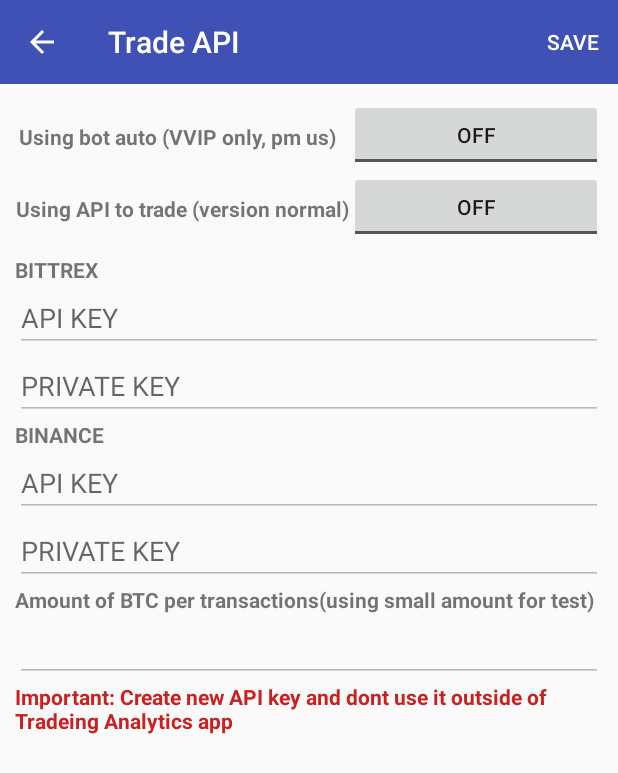
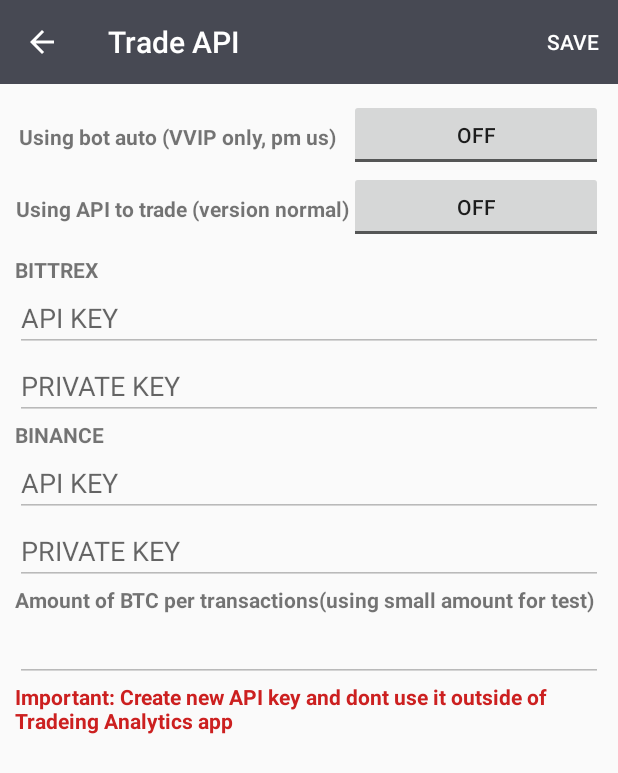
Before and after one commit to thanhvt/TraderPro, an Android app: the screen it shows after launch (TradeApiActivity), in the options menu, after a tap on "Trade API", on a phone screen of 412 x 824 dp. Shown: the top 773 px of the screen. Run offline under Robolectric (Android 15) with nearby library versions, the phone set to English and light mode, and no system bars; our stand-ins replace Picasso; libraries missing offline, so code that uses them is left out: com.binance.api; pictures from the network do not load.

Commit message:
Update UI

```diff
--- a/app/src/main/java/com/traderpro/thanhvt/LogNotification.java
+++ b/app/src/main/java/com/traderpro/thanhvt/LogNotification.java
@@ -13,6 +13,10 @@ import android.provider.Settings;
 import android.support.v4.app.Fragment;
 import android.support.v4.widget.SwipeRefreshLayout;
 import android.telephony.TelephonyManager;
+import android.text.Html;
+import android.text.Spannable;
+import android.text.method.LinkMovementMethod;
+import android.text.style.URLSpan;
 import android.util.Log;
 import android.view.LayoutInflater;
 import android.view.Menu;
@@ -25,6 +29,7 @@ import android.widget.CheckBox;
 import android.widget.CompoundButton;
 import android.widget.EditText;
 import android.widget.ListView;
+import android.widget.TextView;
 
 import org.json.JSONArray;
 
@@ -66,6 +71,7 @@ public class LogNotification extends Fragment {
     CheckBox cbBinance, cbBittrex;
     Button btnTrc, btnSau;
     EditText edTime;
+    TextView txtJoin;
     Calendar c;
     SimpleDateFormat df;
     String formattedDate;
@@ -92,6 +98,18 @@ public class LogNotification extends Fragment {
         setHasOptionsMenu(true);
 
 
+    }
+
+    public static Spannable removeUnderlines(Spannable p_Text) {
+        URLSpan[] spans = p_Text.getSpans(0, p_Text.length(), URLSpan.class);
+        for (URLSpan span : spans) {
+            int start = p_Text.getSpanStart(span);
+            int end = p_Text.getSpanEnd(span);
+            p_Text.removeSpan(span);
+            span = new URLSpanNoUnderline(span.getURL());
+            p_Text.setSpan(span, start, end, 0);
+        }
+        return p_Text;
     }
 
     @Override
@@ -125,6 +143,7 @@ public class LogNotification extends Fragment {
         btnSau = (Button) rootView.findViewById(R.id.btnSau);
         edTime = (EditText) rootView.findViewById(R.id.edTime);
 
+        txtJoin = (TextView) rootView.findViewById(R.id.txtJoin);
         c = Calendar.getInstance();
 
         System.out.println("Current time => " + c.getTime());
@@ -279,6 +298,27 @@ public class LogNotification extends Fragment {
 //        Calendar c = Calendar.getInstance();
 //        c.set(2018, 6, 10, 10, 25, 25);
 //        getGiaMaxBinance("NEO", c.getTimeInMillis() + "");
+
+        String content = "Join <a href=\"https://t.me/joinchat/HX6H_k2HnC6LHLCEU0hptw\"><b>PIS TRADER</b></a> on Telegram";
+//        Spannable s = (Spannable) Html.fromHtml(content);
+//        for (URLSpan u: s.getSpans(0, s.length(), URLSpan.class)) {
+//            s.setSpan(new UnderlineSpan() {
+//                public void updateDrawState(TextPaint tp) {
+//                    tp.setUnderlineText(false);
+//                }
+//            }, s.getSpanStart(u), s.getSpanEnd(u), 0);
+//        }
+//        txtJoin.setText(s);
+//        txtJoin.setMovementMethod(LinkMovementMethod.getInstance());
+//        Utils.removeUnderlines((Spannable)txtJoin.getText());
+        Spannable spannedText = Spannable.Factory.getInstance().newSpannable(
+                Html.fromHtml(content));
+        spannedText = (Spannable)
+                Html.fromHtml(content);
+        txtJoin.setMovementMethod(LinkMovementMethod.getInstance());
+        Spannable processedText = removeUnderlines(spannedText);
+        txtJoin.setText(processedText);
+
         return rootView;
     }
 
--- /dev/null
+++ b/app/src/main/java/com/traderpro/thanhvt/URLSpanNoUnderline.java
@@ -0,0 +1,15 @@
+package com.traderpro.thanhvt;
+
+import android.text.TextPaint;
+import android.text.style.URLSpan;
+
+public class URLSpanNoUnderline extends URLSpan {
+    public URLSpanNoUnderline(String p_Url) {
+        super(p_Url);
+    }
+
+    public void updateDrawState(TextPaint p_DrawState) {
+        super.updateDrawState(p_DrawState);
+        p_DrawState.setUnderlineText(false);
+    }
+}
--- a/app/src/main/res/values/colors.xml
+++ b/app/src/main/res/values/colors.xml
@@ -1,6 +1,6 @@
 <?xml version="1.0" encoding="utf-8"?>
 <resources>
-    <color name="colorPrimary">#3F51B5</color>
-    <color name="colorPrimaryDark">#303F9F</color>
-    <color name="colorAccent">#FF4081</color>
+    <color name="colorPrimary">#474953</color>
+    <color name="colorPrimaryDark">#46474e</color>
+    <color name="colorAccent">#FFF900</color>
 </resources>
--- a/app/src/main/res/values/strings.xml
+++ b/app/src/main/res/values/strings.xml
@@ -163,6 +163,7 @@
     <string name="term">Term vs Conditions</string>
     <string name="copyright_Vn">Copyright 2018 by TDev</string>
     <string name="copyright">Copyright 2018 by TDev</string>
+    <string name="tele">Join us on Telegram: <a href="https://t.me/joinchat/HX6H_k2HnC6LHLCEU0hptw"><b>PIS TRADER</b></a></string>
 
 
 </resources>
```
Also changed, not shown: app/src/main/java/com/traderpro/thanhvt/CustomNotificationAdapter.java (+10 -10 lines), app/src/main/java/com/traderpro/thanhvt/Utils.java (+14 -0 lines), app/src/main/res/layout/layout_notification_n.xml (+13 -11 lines), app/src/main/res/layout/layoutnoti.xml (+6 -8 lines).
